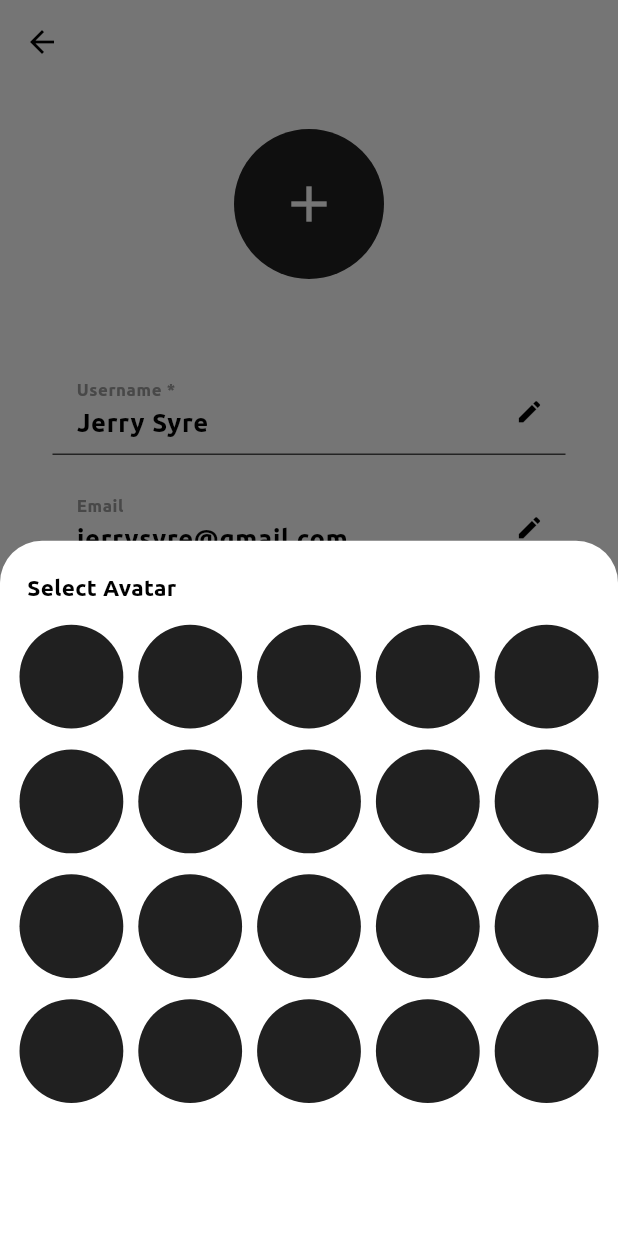
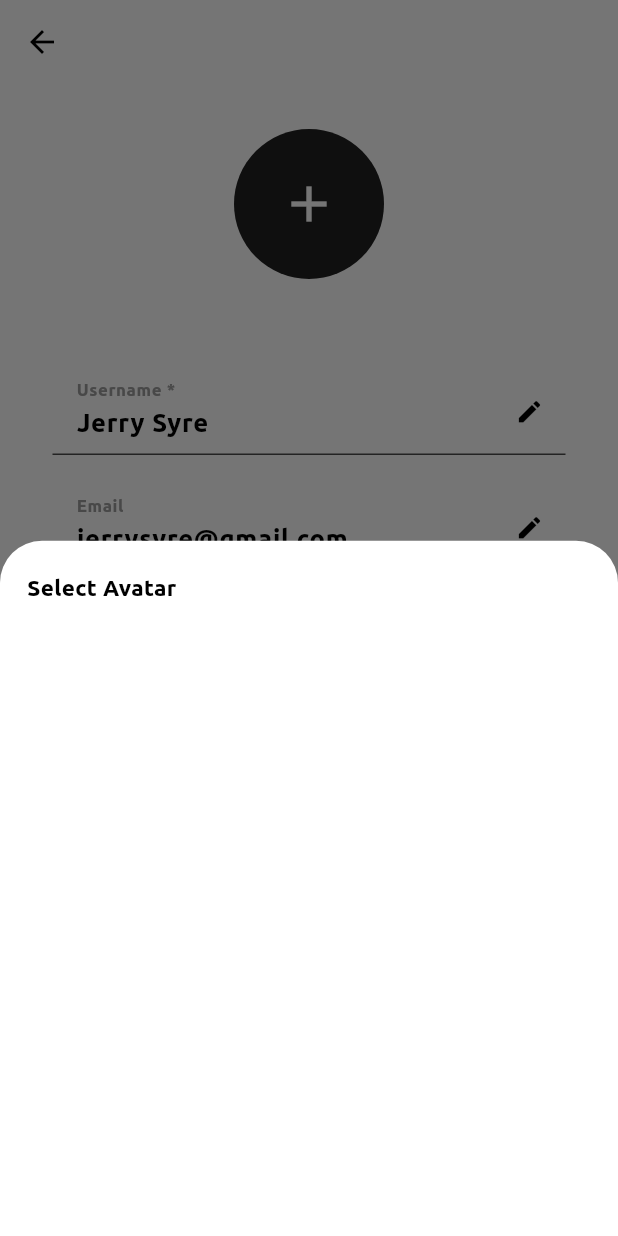
Before and after one commit to top2429/Finance-App, a Flutter app: the EditProfileScreen screen opened directly, after a tap on the "add" icon, on a phone screen of 412 x 824 dp. Run offline on Flutter 3.47's test engine with Material 3 defaults, Android fonts, the phone set to English and light mode, and no system bars; our stand-ins replace buttons_tabbar, cloud_firestore, firebase_auth, firebase_core, fl_chart, flutter_otp_text_field and 3 more; missing offline and left inert: flutterwave_standard, pin_plus_keyboard; accounts and stored records are empty; project files that could hold a hidden picture were left out.

Commit message:
fix: Some features is updated.

```diff
--- a/lib/features/profile/presentation/editProfileScreen.dart
+++ b/lib/features/profile/presentation/editProfileScreen.dart
@@ -50,10 +50,10 @@ class _EditProfileScreenState extends State<EditProfileScreen> {
                               enableDrag: true,
                               context: context,
                               builder: (BuildContext context) {
-                                return Padding(
-                                  padding: const EdgeInsets.all(13),
+                                return const Padding(
+                                  padding: EdgeInsets.all(13),
                                   child: Column(children: [
-                                    const Padding(
+                                    Padding(
                                       padding: EdgeInsets.only(
                                           top: 8, bottom: 14, left: 5),
                                       child: Row(
@@ -66,20 +66,6 @@ class _EditProfileScreenState extends State<EditProfileScreen> {
                                         ],
                                       ),
                                     ),
-                                    Expanded(
-                                        child: GridView.builder(
-                                      itemBuilder: (context, index) {
-                                        return const CircleAvatar();
-                                      },
-                                      itemCount: 20,
-                                      gridDelegate:
-                                          const SliverGridDelegateWithFixedCrossAxisCount(
-                                        crossAxisCount: 5,
-                                        crossAxisSpacing: 10,
-                                        mainAxisSpacing: 14,
-                                        childAspectRatio: (1.0),
-                                      ),
-                                    ))
                                   ]),
                                 );
                               });
```
